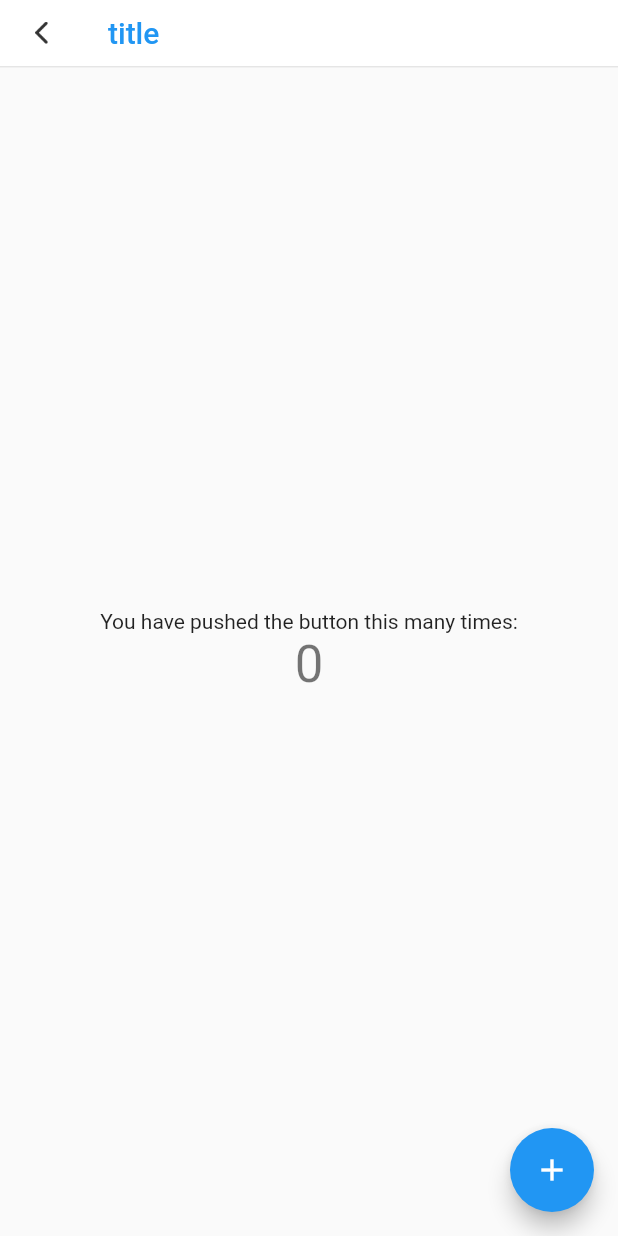
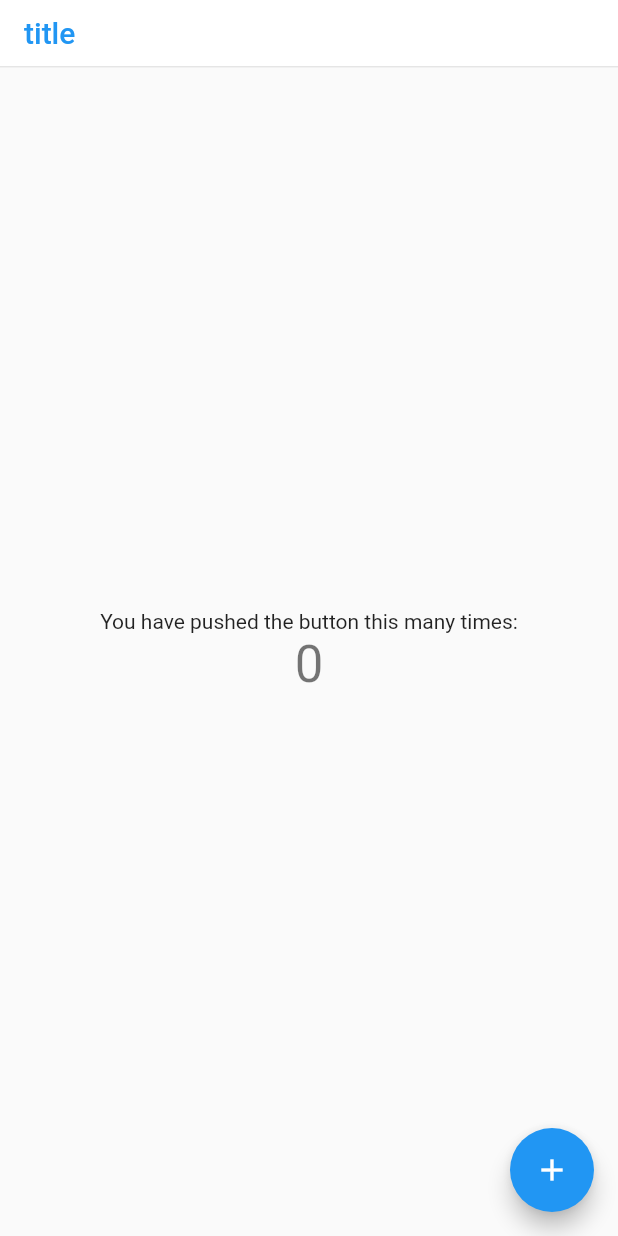
Before and after one commit to AnleSu/flutter_appbar, a Flutter app: the screen it shows after launch, on a phone screen of 412 x 824 dp. Run offline on Flutter 3.47's test engine with Material 2 defaults, Android fonts, the phone set to English and light mode, and no system bars.

Commit message:
添加控制是否显示返回按钮的属性

```diff
--- a/flutter_appbar/lib/appbar.dart
+++ b/flutter_appbar/lib/appbar.dart
@@ -10,7 +10,7 @@ class MyAppBar extends StatefulWidget implements PreferredSizeWidget {
   final TextStyle titleStyle;
   final Color backgroundColor;
   final String backImgName;
-
+  final bool isBack;
   MyAppBar({
     this.bottom,
     this.title,
@@ -19,6 +19,7 @@ class MyAppBar extends StatefulWidget implements PreferredSizeWidget {
     this.titleStyle,
     this.backgroundColor,
     this.backImgName,
+    this.isBack: true,
   });
   @override
   _MyAppBarState createState() => _MyAppBarState();
@@ -41,7 +42,8 @@ class _MyAppBarState extends State<MyAppBar> {
           fontWeight: FontWeight.bold,
         ),
       ),
-      leading: FlatButton(
+
+      leading: widget.isBack ? FlatButton(
         child: Image(
           image: new AssetImage(widget.backImgName ?? 'resources/base_navi_back.png'),
           width: 9,
@@ -50,7 +52,7 @@ class _MyAppBarState extends State<MyAppBar> {
         onPressed: () {
           Navigator.maybePop(context);
         },
-      ),
+      ) : null,
       backgroundColor: widget.backgroundColor ?? Colors.white,
       elevation: 0,
 
--- a/flutter_appbar/lib/main.dart
+++ b/flutter_appbar/lib/main.dart
@@ -68,6 +68,7 @@ class _MyHomePageState extends State<MyHomePage> {
     return Scaffold(
       appBar: MyAppBar(
         title: 'title',
+        isBack: false,
         titleStyle: new TextStyle(
           color: Colors.blue,
           fontSize: 20,
```
